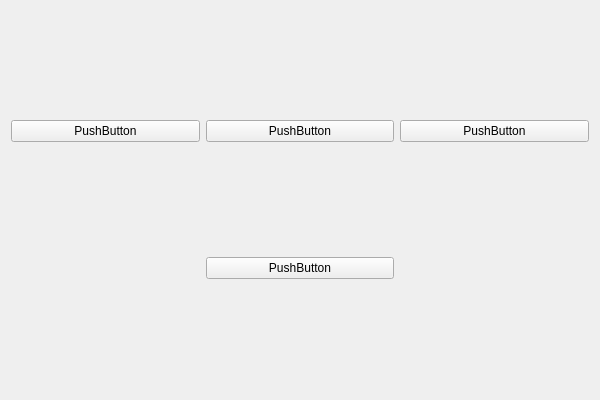
First picture: the form in src/view/battleship/mainwindow.ui, repository zer0main/battleship, before the edit.
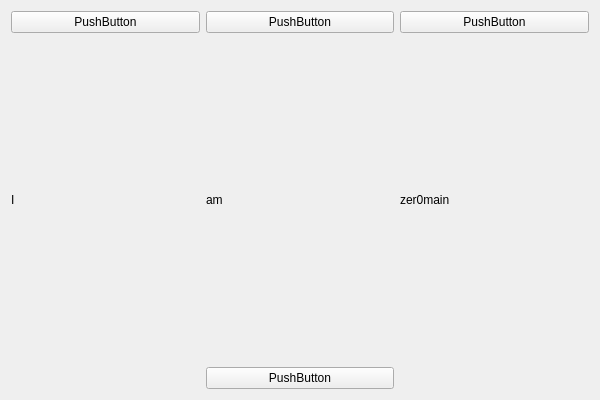
Second picture: the form after the edit.

Commit message: Labels and vertical layouts

The edit to the form file:
```diff
--- a/src/view/battleship/mainwindow.ui
+++ b/src/view/battleship/mainwindow.ui
@@ -14,27 +14,60 @@
    <string>MainWindow</string>
   </property>
   <widget class="QWidget" name="centralWidget">
-   <layout class="QGridLayout" name="gridLayout">
+   <layout class="QGridLayout" name="gridLayout" rowstretch="1,0,0,0">
     <item row="0" column="0">
+     <layout class="QVBoxLayout" name="verticalLayout">
+      <item>
      <widget class="QPushButton" name="pushButton">
       <property name="text">
        <string>PushButton</string>
       </property>
      </widget>
     </item>
+      <item>
+       <widget class="QLabel" name="label">
+        <property name="text">
+         <string>I</string>
+        </property>
+       </widget>
+      </item>
+     </layout>
+    </item>
     <item row="0" column="1">
+     <layout class="QVBoxLayout" name="verticalLayout_2">
+      <item>
      <widget class="QPushButton" name="pushButton_2">
       <property name="text">
        <string>PushButton</string>
       </property>
      </widget>
     </item>
+      <item>
+       <widget class="QLabel" name="label_2">
+        <property name="text">
+         <string>am</string>
+        </property>
+       </widget>
+      </item>
+     </layout>
+    </item>
     <item row="0" column="2">
+     <layout class="QVBoxLayout" name="verticalLayout_3">
+      <item>
      <widget class="QPushButton" name="pushButton_3">
       <property name="text">
        <string>PushButton</string>
       </property>
      </widget>
+      </item>
+      <item>
+       <widget class="QLabel" name="label_3">
+        <property name="text">
+         <string>zer0main</string>
+        </property>
+       </widget>
+      </item>
+     </layout>
     </item>
     <item row="1" column="1">
      <widget class="QPushButton" name="pushButton_4">
```
Lines whose indentation alone changed are shown as unchanged.
